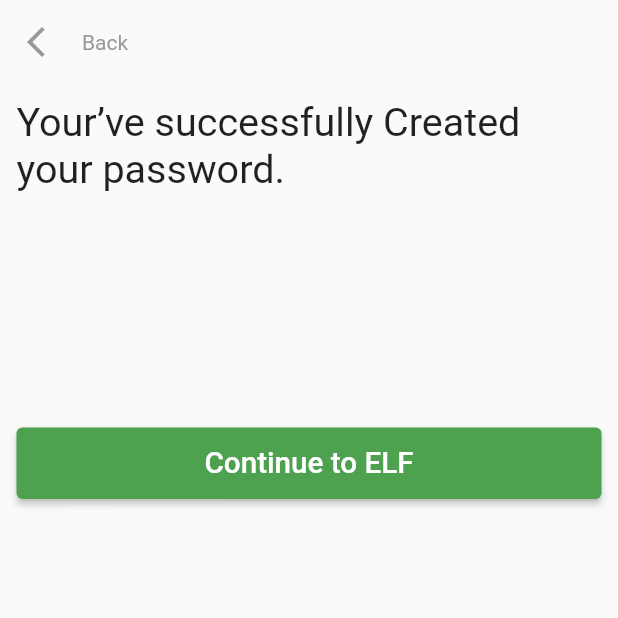
After one commit to soulmateelf/flutter_soulmateelf, a Flutter app: the ContinuePage screen opened directly, on a phone screen of 412 x 824 dp, the top half of it. The commit adds this screen. Run offline on Flutter 3.47's test engine with Material 2 defaults, Android fonts, the light colour scheme and no system bars; drawn by our look-alikes of pull_to_refresh; our stand-ins replace connectivity_plus, dio, flutter_bloc, flutter_easyloading, flutter_keyboard_visibility, flutter_screenutil and 6 more; missing offline and left inert: flutter_form_bloc, form_bloc; accounts and stored records are empty; statements that could not run were skipped.

Commit message:
'增加忘记密码修改密码页面'

```diff
--- a/lib/utils/core/route.dart
+++ b/lib/utils/core/route.dart
@@ -1,3 +1,5 @@
+import 'package:flutter_soulmateelf/views/base/continue/view.dart';
+import 'package:flutter_soulmateelf/views/base/forgetPassword/view.dart';
 import 'package:flutter_soulmateelf/views/base/setPassword/view.dart';
 import 'package:flutter_soulmateelf/views/base/verification/view.dart';
 import 'package:flutter_soulmateelf/views/base/welcome/view.dart';
@@ -18,10 +20,12 @@
     GetPage(name: '/splash',page: () => SplashPage()),/// 启动页
     GetPage(name: '/welcome', page: ()=> WelcomePage()), // 默认页面
     GetPage(name: '/login',page: () => LoginPage()),/// 登录
-    GetPage(name: '/webview',page: () => WebviewPage()),/// 登录
+    GetPage(name: '/webview',page: () => WebviewPage()),/// webview
     GetPage(name: '/signup', page:()=>SignUpPage()), // 注册
     GetPage(name: '/verification', page:()=> VerificationPage()),//输入验证码页面
     GetPage(name: '/setPassword', page: ()=>SetPasswordPage()),// 设置密码界面
+    GetPage(name: '/continue', page:()=>ContinuePage()), // continue Elf
+    GetPage(name: '/forgetPassword', page:()=>ForgetPassword()), // 忘记密码页面
     /// main
     GetPage(name: '/home', page: () => HomePage()),/// 首页
     GetPage(name: '/chat', page: () => ChatPage()),/// 聊天
--- /dev/null
+++ b/lib/views/base/continue/view.dart
@@ -0,0 +1,48 @@
+import 'package:flutter/material.dart';
+import 'package:flutter_screenutil/flutter_screenutil.dart';
+import 'package:flutter_soulmateelf/widgets/library/projectLibrary.dart';
+import 'package:get/get.dart';
+
+class ContinuePage extends StatelessWidget {
+  @override
+  Widget build(BuildContext context) {
+    // TODO: implement build
+    /// ScreenUtil初始化
+    ScreenUtil.init(Get.context!, designSize: const Size(750, 1624));
+    final title = Get.arguments?["continuePageTitle"] ??
+        "Your’ve successfully Created your password.";
+    return Scaffold(
+      appBar: backBar(),
+      body: Container(
+        padding: EdgeInsets.all(20.w),
+        child: Column(
+          children: [
+            SizedBox(
+              width: double.infinity,
+              child: Text(
+                title,
+                style: TextStyle(
+                  fontSize: 48.sp,
+                ),
+              ),
+            ),
+            Container(
+              margin: EdgeInsets.only(top: 284.w),
+              width: double.infinity,
+              height: 94.h,
+              child: ElevatedButton(
+                  style: ButtonStyle(
+                      backgroundColor: MaterialStateProperty.all(
+                          const Color.fromRGBO(78, 162, 79, 1))),
+                  onPressed: () {},
+                  child: Text(
+                    "Continue to ELF",
+                    style: TextStyle(fontSize: 36.sp),
+                  )),
+            )
+          ],
+        ),
+      ),
+    );
+  }
+}
--- a/lib/views/base/login/logic.dart
+++ b/lib/views/base/login/logic.dart
@@ -31,7 +31,7 @@
     // TODO: implement onReady
     super.onInit();
 
-    account = '';
+    account = '111';
     password = '';
   }
 
--- a/lib/views/base/signup/bloc.dart
+++ b/lib/views/base/signup/bloc.dart
@@ -43,5 +43,7 @@
   }
 
   @override
-  FutureOr<void> onSubmitting() {}
+  FutureOr<void> onSubmitting() {
+
+  }
 }
--- /dev/null
+++ b/lib/widgets/library/backBar/backBar.dart
@@ -0,0 +1,25 @@
+part of projectLibrary;
+
+AppBar backBar() {
+  return AppBar(
+    elevation: 0,
+    leading: Row(children: [
+      IconButton(
+        icon: Icon(Icons.arrow_back_ios_new),
+        onPressed: () {
+          Get.back();
+        },
+        color: Color.fromRGBO(153, 153, 153, 1),
+      ),
+      Padding(
+        padding: EdgeInsets.only(left: 12.w),
+        child: const Text(
+          "Back",
+          style: TextStyle(color: Color.fromRGBO(153, 153, 153, 1)),
+        ),
+      )
+    ]),
+    backgroundColor: const Color.fromRGBO(250, 250, 250, 1),
+    leadingWidth: 1.sw,
+  );
+}
```
Also changed, not shown: lib/views/base/forgetPassword/bloc.dart (added, +38 -0 lines), lib/views/base/forgetPassword/view.dart (added, +86 -0 lines), lib/views/base/login/bloc.dart (+7 -2 lines), lib/views/base/login/view.dart (+23 -43 lines), lib/views/base/setPassword/bloc.dart (+21 -17 lines), lib/views/base/setPassword/view.dart (+23 -54 lines), lib/views/base/signup/view.dart (+13 -28 lines), lib/views/base/verification/view.dart (+5 -28 lines), lib/views/base/welcome/view.dart (+4 -4 lines), lib/widgets/library/projectLibrary.dart (+7 -0 lines).
